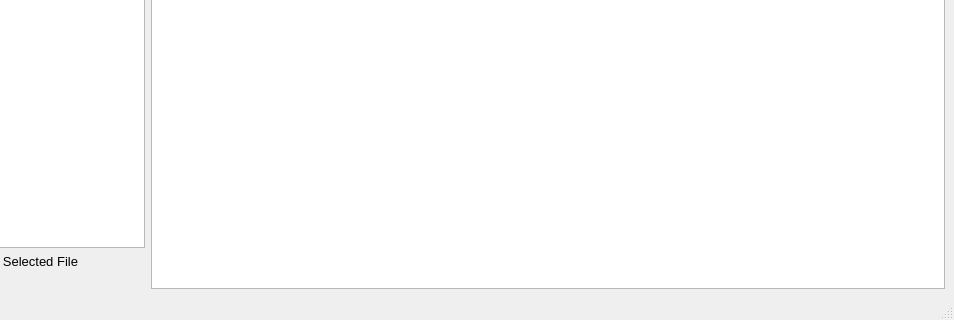
Before: the Qt Designer form BBoxTool/editwindow.ui in InnoCentCoder5497/BBox-Tool, drawn with Qt 5; both pictures show x 120 to 1074 and y 324 to 644 of the 1074 by 644 pixel window.
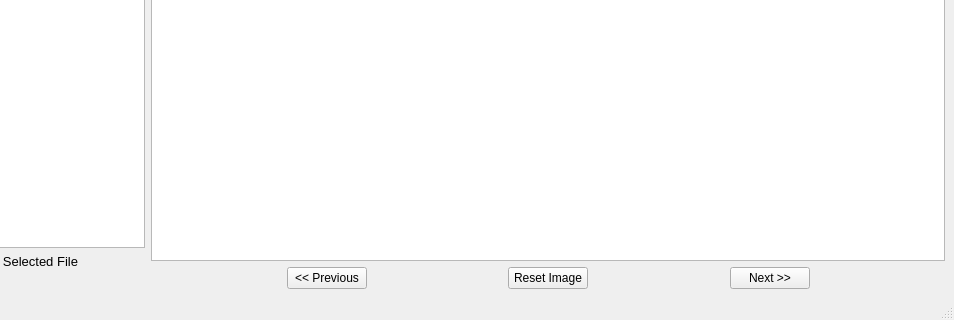
After: the same form once the commit is applied.

```diff
--- a/BBoxTool/editwindow.ui
+++ b/BBoxTool/editwindow.ui
@@ -14,7 +14,7 @@
    <string>MainWindow</string>
   </property>
   <widget class="QWidget" name="centralwidget">
-   <layout class="QHBoxLayout" name="horizontalLayout">
+   <layout class="QHBoxLayout" name="horizontalLayout_2">
     <item>
      <layout class="QVBoxLayout" name="verticalLayout">
       <item>
@@ -111,7 +111,95 @@
      </layout>
     </item>
     <item>
-     <widget class="QGraphicsView" name="gvMainImageView"/>
+     <layout class="QVBoxLayout" name="verticalLayout_2">
+      <item>
+       <widget class="QGraphicsView" name="gvMainImageView">
+        <property name="autoFillBackground">
+         <bool>false</bool>
+        </property>
+        <property name="lineWidth">
+         <number>5</number>
+        </property>
+       </widget>
+      </item>
+      <item>
+       <layout class="QHBoxLayout" name="horizontalLayout">
+        <item>
+         <spacer name="horizontalSpacer">
+          <property name="orientation">
+           <enum>Qt::Horizontal</enum>
+          </property>
+          <property name="sizeHint" stdset="0">
+           <size>
+            <width>40</width>
+            <height>20</height>
+           </size>
+          </property>
+         </spacer>
+        </item>
+        <item>
+         <widget class="QPushButton" name="btnPrev">
+          <property name="text">
+           <string>&lt;&lt; Previous</string>
+          </property>
+         </widget>
+        </item>
+        <item>
+         <spacer name="horizontalSpacer_4">
+          <property name="orientation">
+           <enum>Qt::Horizontal</enum>
+          </property>
+          <property name="sizeHint" stdset="0">
+           <size>
+            <width>40</width>
+            <height>20</height>
+           </size>
+          </property>
+         </spacer>
+        </item>
+        <item>
+         <widget class="QPushButton" name="btnReset">
+          <property name="text">
+           <string>Reset Image</string>
+          </property>
+         </widget>
+        </item>
+        <item>
+         <spacer name="horizontalSpacer_3">
+          <property name="orientation">
+           <enum>Qt::Horizontal</enum>
+          </property>
+          <property name="sizeHint" stdset="0">
+           <size>
+            <width>40</width>
+            <height>20</height>
+           </size>
+          </property>
+         </spacer>
+        </item>
+        <item>
+         <widget class="QPushButton" name="btnNext">
+          <property name="text">
+           <string>Next &gt;&gt;</string>
+          </property>
+         </widget>
+        </item>
+        <item>
+         <spacer name="horizontalSpacer_2">
+          <property name="orientation">
+           <enum>Qt::Horizontal</enum>
+          </property>
+          <property name="sizeHint" stdset="0">
+           <size>
+            <width>40</width>
+            <height>20</height>
+           </size>
+          </property>
+         </spacer>
+        </item>
+       </layout>
+      </item>
+     </layout>
     </item>
    </layout>
   </widget>
```
